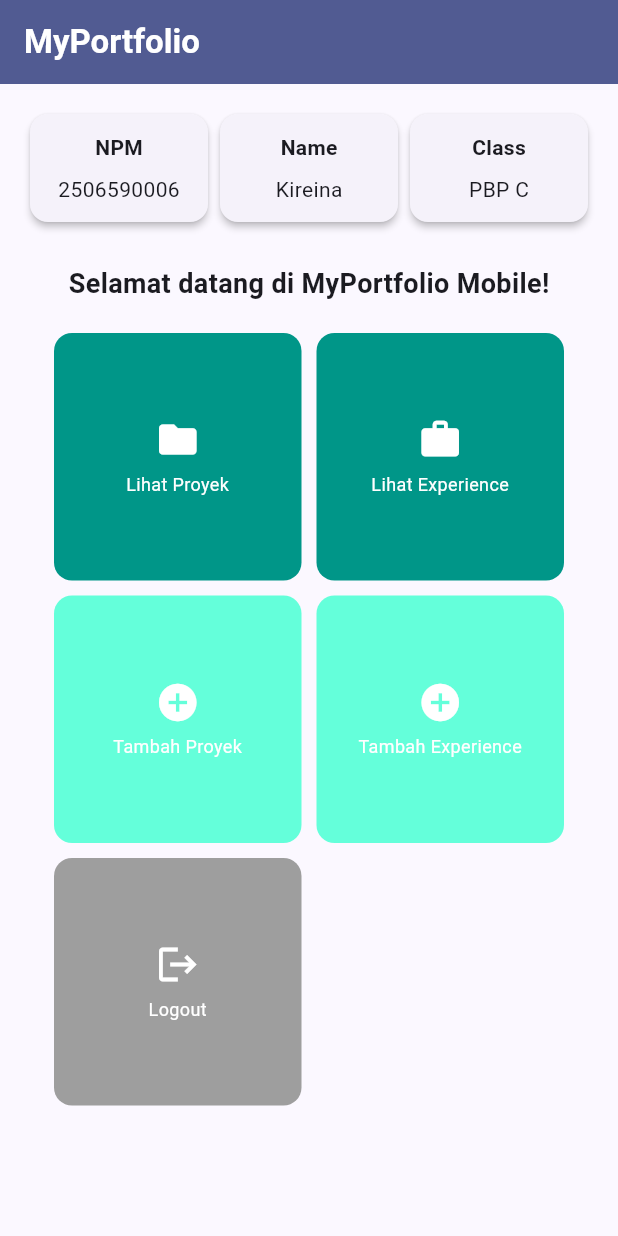
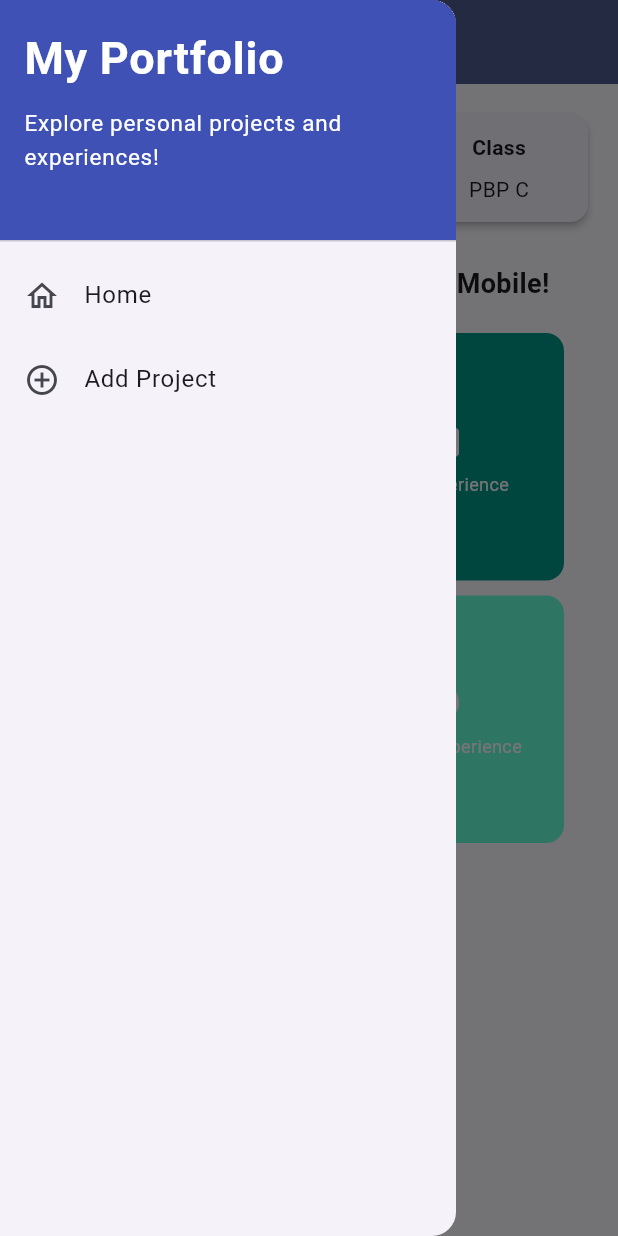
Before and after one commit to kireinaura12/myportofolio_mobile, a Flutter app: the screen it shows after launch, with the side drawer open (before the commit the screen has no drawer), on a phone screen of 412 x 824 dp. Run offline on Flutter 3.47's test engine with Material 3 defaults, Android fonts, the phone set to English and light mode, and no system bars; our stand-ins replace material_ui.

Commit message:
Tutorial 9

```diff
--- a/lib/main.dart
+++ b/lib/main.dart
@@ -1,5 +1,5 @@
-import 'package:flutter/material.dart';
-import 'package:myportofolio_mobile/menu.dart';
+import 'package:material_ui/material_ui.dart';
+import 'package:myportofolio_mobile/screens/menu.dart';
 
 void main() {
   runApp(const MyApp());
--- a/lib/menu.dart
+++ b/lib/screens/menu.dart
@@ -1,4 +1,6 @@
-import 'package:flutter/material.dart';
+import 'package:material_ui/material_ui.dart';
+import 'package:myportofolio_mobile/widgets/left_drawer.dart';
+import 'package:myportofolio_mobile/widgets/project_card.dart';
 
 class MyHomePage extends StatelessWidget {
   MyHomePage({super.key});
@@ -26,6 +28,7 @@ class MyHomePage extends StatelessWidget {
         ),
         backgroundColor: Theme.of(context).colorScheme.primary,
       ),
+      drawer: const LeftDrawer(),
       // Body halaman utama dengan padding di sekelilingnya.
       body: SingleChildScrollView(
         child: Padding(
@@ -125,49 +128,3 @@ class ItemHomepage {
 
   ItemHomepage(this.name, this.icon, this.color);
 }
-
-class ItemCard extends StatelessWidget {
-  final ItemHomepage item;
-
-  const ItemCard(this.item, {super.key});
-
-  @override
-  Widget build(BuildContext context) {
-    return Material(
-      color: item.color,
-      borderRadius: BorderRadius.circular(12),
-      child: InkWell(
-        // Aksi ketika kartu ditekan oleh pengguna.
-        onTap: () {
-          // Menampilkan SnackBar dengan pesan interaktif.
-          ScaffoldMessenger.of(context)
-            ..hideCurrentSnackBar()
-            ..showSnackBar(
-              SnackBar(
-                content: Text("Kamu telah menekan tombol ${item.name}!"),
-              ),
-            );
-        },
-        child: Container(
-          padding: const EdgeInsets.all(8),
-          child: Center(
-            child: Column(
-              mainAxisAlignment: MainAxisAlignment.center,
-              children: [
-                Icon(item.icon, color: Colors.white, size: 30.0),
-                const Padding(padding: EdgeInsets.all(3)),
-                Text(
-                  item.name,
-                  textAlign: TextAlign.center,
-                  maxLines: 2,
-                  overflow: TextOverflow.ellipsis,
-                  style: const TextStyle(color: Colors.white, fontSize: 12),
-                ),
-              ],
-            ),
-          ),
-        ),
-      ),
-    );
-  }
-}
--- /dev/null
+++ b/lib/widgets/left_drawer.dart
@@ -0,0 +1,64 @@
+import 'package:material_ui/material_ui.dart';
+import 'package:myportofolio_mobile/screens/menu.dart';
+import 'package:myportofolio_mobile/screens/project_form.dart';
+
+class LeftDrawer extends StatelessWidget {
+  const LeftDrawer({super.key});
+
+  @override
+  Widget build(BuildContext context) {
+    return Drawer(
+      child: ListView(
+        children: [
+          const DrawerHeader(
+            // TODO: Bagian drawer header
+            decoration: BoxDecoration(color: Colors.indigo),
+            child: Column(
+              crossAxisAlignment: CrossAxisAlignment.start,
+              children: [
+                Text(
+                  'My Portfolio',
+                  style: TextStyle(
+                    fontSize: 30,
+                    fontWeight: FontWeight.bold,
+                    color: Colors.white,
+                  ),
+                ),
+                SizedBox(height: 10),
+                Text(
+                  'Explore personal projects and experiences!',
+                  style: TextStyle(fontSize: 15, color: Colors.white),
+                ),
+              ],
+            ),
+          ),
+          // TODO: Bagian routing
+          ListTile(
+            leading: const Icon(Icons.home_outlined),
+            title: const Text('Home'),
+            // Navigasi ke halaman utama portofolio
+            onTap: () {
+              Navigator.pushReplacement(
+                context,
+                MaterialPageRoute(builder: (context) => MyHomePage()),
+              );
+            },
+          ),
+          ListTile(
+            leading: const Icon(Icons.add_circle_outline),
+            title: const Text('Add Project'),
+            // Navigasi ke halaman tambah proyek
+            onTap: () {
+              Navigator.pushReplacement(
+                context,
+                MaterialPageRoute(
+                  builder: (context) => const ProjectFormPage(),
+                ),
+              );
+            },
+          ),
+        ],
+      ),
+    );
+  }
+}
--- /dev/null
+++ b/lib/widgets/project_card.dart
@@ -0,0 +1,56 @@
+import 'package:material_ui/material_ui.dart';
+import 'package:myportofolio_mobile/screens/project_form.dart';
+import 'package:myportofolio_mobile/screens/menu.dart';
+
+class ItemCard extends StatelessWidget {
+  final ItemHomepage item;
+
+  const ItemCard(this.item, {super.key});
+
+  @override
+  Widget build(BuildContext context) {
+    return Material(
+      color: item.color,
+      borderRadius: BorderRadius.circular(12),
+      child: InkWell(
+        // Aksi ketika kartu ditekan oleh pengguna.
+        onTap: () {
+          // Menampilkan SnackBar dengan pesan interaktif.
+          ScaffoldMessenger.of(context)
+            ..hideCurrentSnackBar()
+            ..showSnackBar(
+              SnackBar(
+                content: Text("Kamu telah menekan tombol ${item.name}!"),
+              ),
+            );
+          // Navigate ke halaman yang sesuai
+          if (item.name == "Tambah Proyek") {
+            Navigator.push(
+              context,
+              MaterialPageRoute(builder: (context) => const ProjectFormPage()),
+            );
+          }
+        },
+        child: Container(
+          padding: const EdgeInsets.all(8),
+          child: Center(
+            child: Column(
+              mainAxisAlignment: MainAxisAlignment.center,
+              children: [
+                Icon(item.icon, color: Colors.white, size: 30.0),
+                const Padding(padding: EdgeInsets.all(3)),
+                Text(
+                  item.name,
+                  textAlign: TextAlign.center,
+                  maxLines: 2,
+                  overflow: TextOverflow.ellipsis,
+                  style: const TextStyle(color: Colors.white, fontSize: 12),
+                ),
+              ],
+            ),
+          ),
+        ),
+      ),
+    );
+  }
+}
--- a/pubspec.yaml
+++ b/pubspec.yaml
@@ -34,6 +34,7 @@ dependencies:
   # The following adds the Cupertino Icons font to your application.
   # Use with the CupertinoIcons class for iOS style icons.
   cupertino_icons: ^1.0.8
+  material_ui: ^1.11.0
 
 dev_dependencies:
   flutter_test:
```
Also changed, not shown: form_sample/analysis_options.yaml (added, +38 -0 lines), form_sample/lib/main.dart (added, +64 -0 lines), form_sample/pubspec.yaml (added, +89 -0 lines), lib/screens/project_form.dart (added, +213 -0 lines), form_sample/pubspec.lock (added), pubspec.lock, 125 other files.
